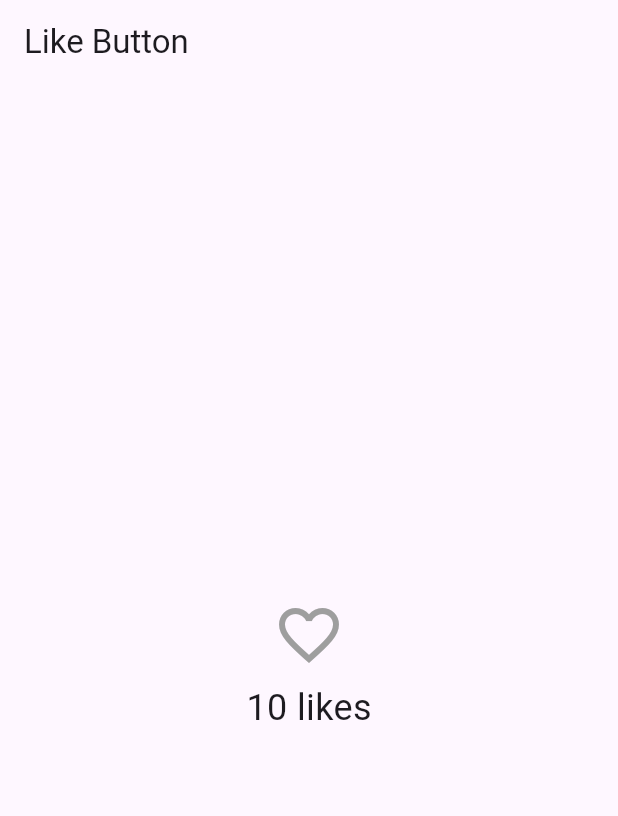
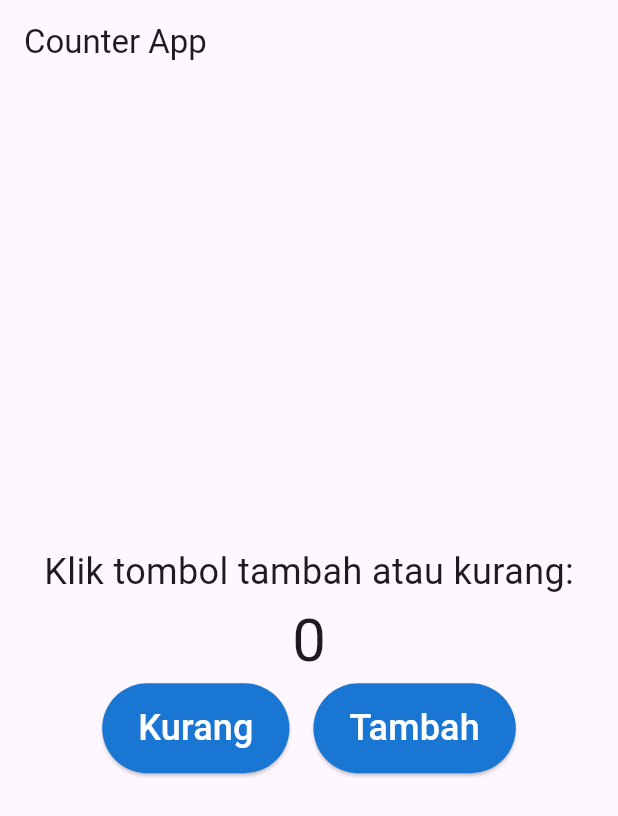
Before and after one commit to hanifahifa/PRAKTIKUM_MOBILE, a Flutter app: the screen it shows after launch, on a phone screen of 412 x 824 dp. Shown: the top 816 px of the screen. Run offline on Flutter 3.47's test engine with Material 3 defaults, Android fonts, the phone set to English and light mode, and no system bars.

Commit message:
percobaan gabungan

```diff
--- /dev/null
+++ b/lib/CounterPage.dart
@@ -0,0 +1,71 @@
+import 'package:flutter/material.dart';
+
+class CounterPage extends StatefulWidget {
+  const CounterPage({super.key});
+
+  @override
+  _CounterPageState createState() => _CounterPageState();
+}
+
+class _CounterPageState extends State<CounterPage> {
+  int _counter = 0; // state
+
+  void _incrementCounter() {
+    setState(() {
+      _counter++;
+    });
+  }
+
+  void _decrementCounter() {
+    setState(() {
+      _counter--;
+    });
+  }
+
+  @override
+  Widget build(BuildContext context) {
+    return Scaffold(
+      appBar: AppBar(title: const Text('Counter App')),
+      body: Center(
+        child: Column(
+          mainAxisAlignment: MainAxisAlignment.center,
+          children: [
+            const Text(
+              'Klik tombol tambah atau kurang:',
+              style: TextStyle(fontSize: 24),
+            ),
+            Text('$_counter', style: const TextStyle(fontSize: 40)),
+            Row(
+              mainAxisAlignment: MainAxisAlignment.center,
+              children: [
+                ElevatedButton(
+                  style: ElevatedButton.styleFrom(
+                    backgroundColor: Colors.blue[700]!,
+                    minimumSize: const Size(100, 60),
+                  ),
+                  onPressed: _decrementCounter,
+                  child: const Text(
+                    'Kurang',
+                    style: TextStyle(color: Colors.white, fontSize: 24),
+                  ),
+                ),
+                const SizedBox(width: 16),
+                ElevatedButton(
+                  style: ElevatedButton.styleFrom(
+                    backgroundColor: Colors.blue[700]!,
+                    minimumSize: const Size(100, 60),
+                  ),
+                  onPressed: _incrementCounter,
+                  child: const Text(
+                    'Tambah',
+                    style: TextStyle(color: Colors.white, fontSize: 24),
+                  ),
+                ),
+              ],
+            ),
+          ],
+        ),
+      ),
+    );
+  }
+}
--- a/lib/main.dart
+++ b/lib/main.dart
@@ -1,4 +1,6 @@
 import 'package:flutter/material.dart';
+import 'LikeButtonPage.dart';
+import 'CounterPage.dart';
 
 void main() {
   runApp(const MyApp());
@@ -13,55 +15,7 @@ class MyApp extends StatelessWidget {
       debugShowCheckedModeBanner: false,
       title: 'Flutter Demo',
       theme: ThemeData(primarySwatch: Colors.blue),
-      home: const LikeButtonPage(),
+      home: const CounterPage(),
     );
   }
 }
-
-class LikeButtonPage extends StatefulWidget {
-  const LikeButtonPage({super.key});
-
-  @override
-  State<LikeButtonPage> createState() => _LikeButtonPageState();
-}
-
-class _LikeButtonPageState extends State<LikeButtonPage> {
-  bool _isLiked = false; // state untuk status like
-  int _likeCount = 10; // jumlah awal like
-
-  // Method untuk toggle Like
-  void _toggleLike() {
-    setState(() {
-      if (_isLiked) {
-        _likeCount--;
-        _isLiked = false;
-      } else {
-        _likeCount++;
-        _isLiked = true;
-      }
-    });
-  }
-
-  @override
-  Widget build(BuildContext context) {
-    return Scaffold(
-      appBar: AppBar(title: const Text('Like Button')),
-      body: Center(
-        child: Column(
-          mainAxisAlignment: MainAxisAlignment.center,
-          children: [
-            IconButton(
-              icon: Icon(
-                _isLiked ? Icons.favorite : Icons.favorite_border,
-                color: _isLiked ? Colors.red : Colors.grey,
-                size: 48,
-              ),
-              onPressed: _toggleLike,
-            ),
-            Text('$_likeCount likes', style: const TextStyle(fontSize: 24)),
-          ],
-        ),
-      ),
-    );
-  }
-}
```
Also changed, not shown: lib/LikeButtonPage.dart (added, +48 -0 lines).
